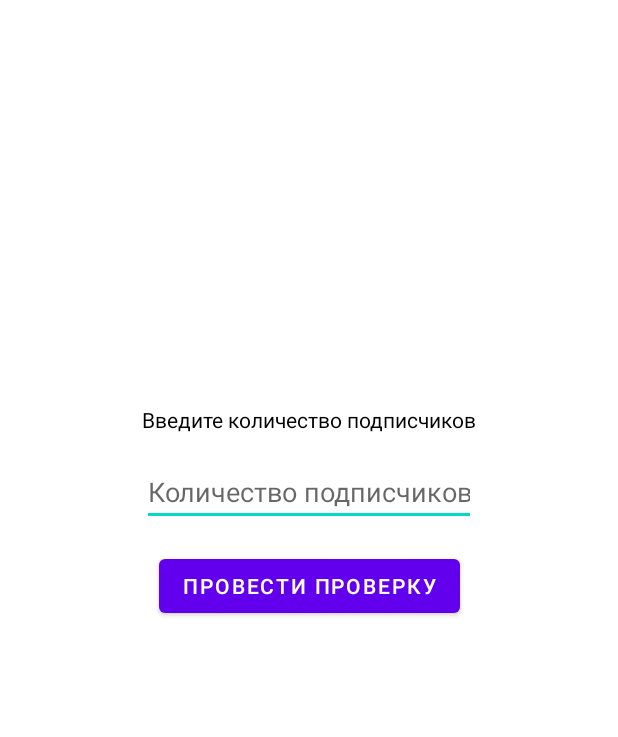
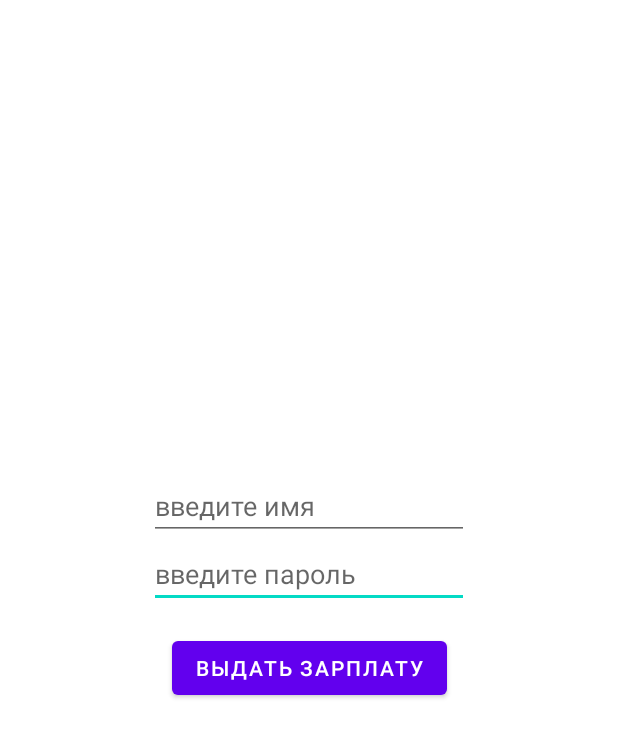
Before and after one commit to Shevy-D/test_app2, an Android app: the layout activity_main.xml on its own in the app's theme, with its tools: preview values and no code run, on a phone screen of 412 x 824 dp. Shown: the top 737 px of the screen. Run offline under Robolectric (Android 15) with nearby library versions, the phone set to English and light mode, and no system bars.

Commit message:
Add check password

```diff
--- a/app/src/main/res/layout/activity_main.xml
+++ b/app/src/main/res/layout/activity_main.xml
@@ -6,28 +6,19 @@
     android:layout_height="match_parent"
     tools:context=".MainActivity">
 
-    <TextView
-        android:id="@+id/textView2"
+    <EditText
+        android:id="@+id/edPassword"
         android:layout_width="wrap_content"
         android:layout_height="wrap_content"
-        android:layout_marginTop="270dp"
-        android:text="Введите количество подписчиков"
-        android:textColor="@color/black"
+        android:ems="10"
+        android:hint="введите пароль"
+        android:inputType="number"
+        android:visibility="visible"
+        android:layout_marginTop="360dp"
         app:layout_constraintEnd_toEndOf="parent"
         app:layout_constraintStart_toStartOf="parent"
-        app:layout_constraintTop_toTopOf="parent" />
-
-    <EditText
-        android:id="@+id/edValue"
-        android:layout_width="0dp"
-        android:layout_height="wrap_content"
-        android:layout_marginTop="16dp"
-        android:ems="10"
-        android:hint="Количество подписчиков"
-        android:inputType="number"
-        app:layout_constraintEnd_toEndOf="@+id/textView2"
-        app:layout_constraintStart_toStartOf="@+id/textView2"
-        app:layout_constraintTop_toBottomOf="@+id/textView2" />
+        app:layout_constraintTop_toTopOf="parent"
+        tools:ignore="MissingConstraints" />
 
     <TextView
         android:id="@+id/tvResult"
@@ -38,17 +29,40 @@
         android:text="Result"
         android:textColor="@color/purple_700"
         android:visibility="gone"
-        app:layout_constraintEnd_toEndOf="@+id/edValue"
-        app:layout_constraintStart_toStartOf="@+id/edValue"
-        app:layout_constraintTop_toBottomOf="@+id/edValue" />
+        app:layout_constraintEnd_toEndOf="@+id/edPassword"
+        app:layout_constraintStart_toStartOf="@+id/edPassword"
+        app:layout_constraintTop_toBottomOf="@+id/edPassword" />
 
     <Button
         android:id="@+id/btResult"
         android:layout_width="wrap_content"
         android:layout_height="wrap_content"
         android:layout_marginTop="16dp"
-        android:text="провести проверку"
+        android:text="выдать зарплату"
         app:layout_constraintEnd_toEndOf="@+id/tvResult"
         app:layout_constraintStart_toStartOf="@+id/tvResult"
         app:layout_constraintTop_toBottomOf="@+id/tvResult" />
+
+    <EditText
+        android:id="@+id/edValue"
+        android:layout_width="wrap_content"
+        android:layout_height="wrap_content"
+        android:ems="10"
+        android:hint="введите имя"
+        android:inputType="textPersonName"
+        app:layout_constraintBottom_toTopOf="@+id/edPassword"
+        app:layout_constraintEnd_toEndOf="@+id/edPassword"
+        app:layout_constraintStart_toStartOf="@+id/edPassword" />
+
+    <ImageView
+        android:id="@+id/imPhoto"
+        android:layout_width="150dp"
+        android:layout_height="150dp"
+        android:layout_marginBottom="16dp"
+        android:visibility="invisible"
+        app:layout_constraintBottom_toTopOf="@+id/edValue"
+        app:layout_constraintEnd_toEndOf="@+id/edValue"
+        app:layout_constraintStart_toStartOf="@+id/edValue"
+        tools:srcCompat="@tools:sample/avatars" />
+
 </androidx.constraintlayout.widget.ConstraintLayout>
```
Also changed, not shown: app/src/main/java/com/example/test_app/Constance.kt (added, +15 -0 lines), app/src/main/java/com/example/test_app/MainActivity.kt (+38 -6 lines), app/src/main/res/drawable/first.png, app/src/main/res/drawable/second.png, app/src/main/res/drawable/third.png.
